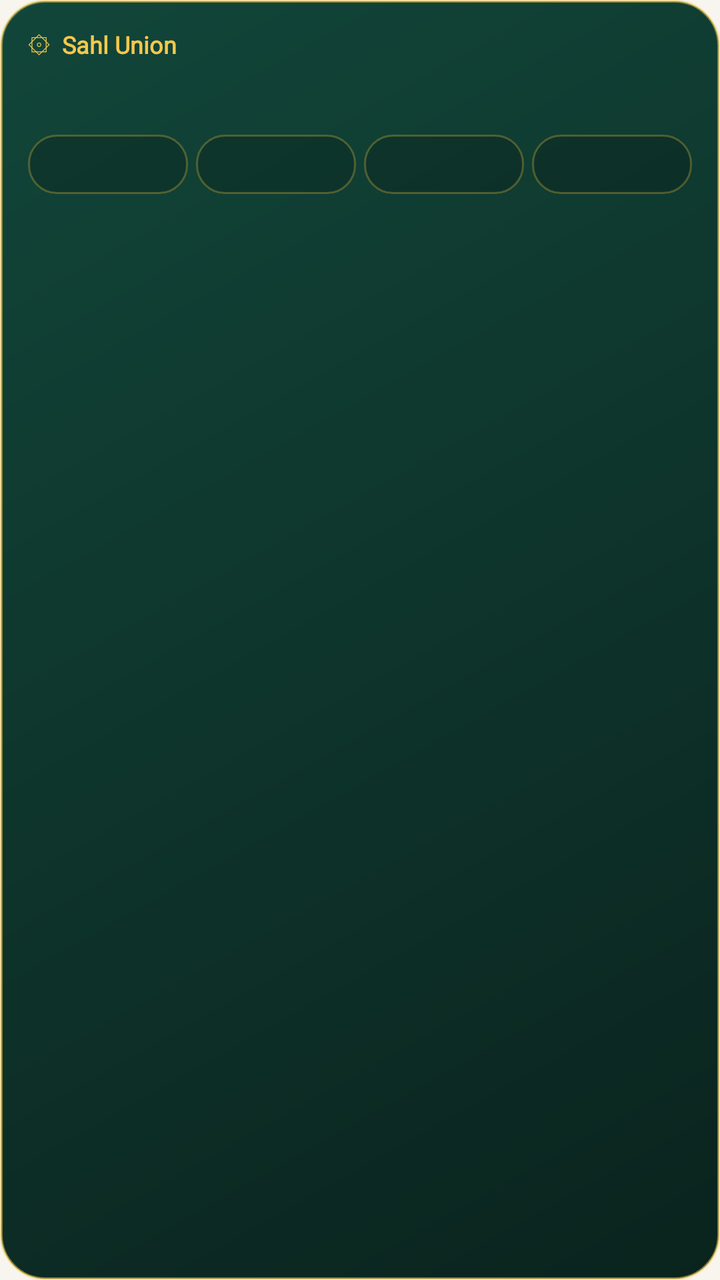
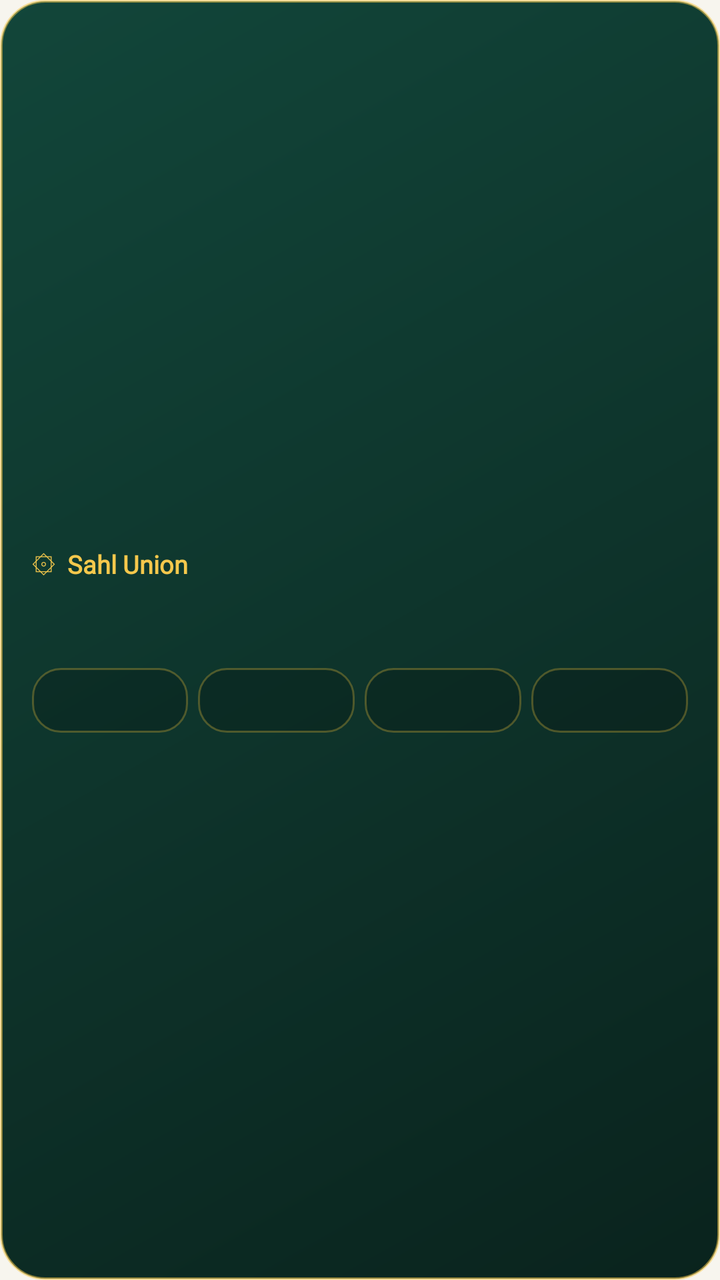

An Android layout rendered at two revisions. The XML below is the earlier revision; the diff shows what the commit changed to produce the second picture.
<!-- AndroidManifest.xml: application theme SahlTheme -->
<!-- res/layout/widget_union_hub.xml -->
<LinearLayout xmlns:android="http://schemas.android.com/apk/res/android"
    android:id="@+id/w_hub_root"
    android:layout_width="match_parent"
    android:layout_height="match_parent"
    android:orientation="vertical"
    android:padding="14dp"
    android:background="@drawable/widget_bg">

    <LinearLayout
        android:layout_width="match_parent"
        android:layout_height="wrap_content"
        android:orientation="horizontal"
        android:gravity="center_vertical">
        <TextView
            android:id="@+id/w_hub_title"
            android:fontFamily="@font/thmanyah"
            android:layout_width="0dp"
            android:layout_height="wrap_content"
            android:layout_weight="1"
            android:text="۞  Sahl Union"
            android:textColor="#F5C84C"
            android:textSize="12sp"
            android:textStyle="bold"
            android:maxLines="1"/>
        <TextView
            android:id="@+id/w_hub_hijri"
            android:fontFamily="@font/thmanyah"
            android:layout_width="wrap_content"
            android:layout_height="wrap_content"
            android:textColor="#D9FFFFFF"
            android:textSize="11.5sp"
            android:maxLines="1"/>
    </LinearLayout>

    <TextView
        android:id="@+id/w_hub_prayer"
        android:fontFamily="@font/thmanyah"
        android:layout_width="match_parent"
        android:layout_height="wrap_content"
        android:paddingTop="6dp"
        android:paddingBottom="8dp"
        android:textColor="#FFFFFF"
        android:textSize="17sp"
        android:textStyle="bold"
        android:maxLines="1"/>

    <LinearLayout
        android:layout_width="match_parent"
        android:layout_height="wrap_content"
        android:orientation="horizontal"
        android:gravity="center">

        <TextView
            android:id="@+id/w_hub_btn_search"
            android:fontFamily="@font/thmanyah"
            android:layout_width="0dp"
            android:layout_height="wrap_content"
            android:layout_weight="1"
            android:layout_marginEnd="4dp"
            android:paddingTop="7dp"
            android:paddingBottom="7dp"
            android:gravity="center"
            android:background="@drawable/widget_pill_bg"
            android:textColor="#F5C84C"
            android:textSize="11.5sp"
            android:textStyle="bold"
            android:maxLines="1"/>

        <TextView
            android:id="@+id/w_hub_btn_qibla"
            android:fontFamily="@font/thmanyah"
            android:layout_width="0dp"
            android:layout_height="wrap_content"
            android:layout_weight="1"
            android:layout_marginEnd="4dp"
            android:paddingTop="7dp"
            android:paddingBottom="7dp"
            android:gravity="center"
            android:background="@drawable/widget_pill_bg"
            android:textColor="#F5C84C"
            android:textSize="11.5sp"
            android:textStyle="bold"
            android:maxLines="1"/>

        <TextView
            android:id="@+id/w_hub_btn_tools"
            android:fontFamily="@font/thmanyah"
            android:layout_width="0dp"
            android:layout_height="wrap_content"
            android:layout_weight="1"
            android:layout_marginEnd="4dp"
            android:paddingTop="7dp"
            android:paddingBottom="7dp"
            android:gravity="center"
            android:background="@drawable/widget_pill_bg"
            android:textColor="#F5C84C"
            android:textSize="11.5sp"
            android:textStyle="bold"
            android:maxLines="1"/>

        <TextView
            android:id="@+id/w_hub_btn_apps"
            android:fontFamily="@font/thmanyah"
            android:layout_width="0dp"
            android:layout_height="wrap_content"
            android:layout_weight="1"
            android:paddingTop="7dp"
            android:paddingBottom="7dp"
            android:gravity="center"
            android:background="@drawable/widget_pill_bg"
            android:textColor="#F5C84C"
            android:textSize="11.5sp"
            android:textStyle="bold"
            android:maxLines="1"/>
    </LinearLayout>
</LinearLayout>
<!-- resources referenced by this layout -->
<resources>
  <!-- drawable widget_bg (drawable) -->
  <shape xmlns:android="http://schemas.android.com/apk/res/android">
      <gradient android:startColor="#12463A" android:endColor="#0A231D" android:angle="315"/>
      <corners android:radius="22dp"/>
      <stroke android:width="1.2dp" android:color="#88F5C84C"/>
  </shape>
  <!-- drawable widget_pill_bg (drawable) -->
  <shape xmlns:android="http://schemas.android.com/apk/res/android">
      <solid android:color="#2E000000"/>
      <corners android:radius="14dp"/>
      <stroke android:width="1dp" android:color="#55D4AF37"/>
  </shape>
  <style name="SahlTheme" parent="android:Theme.Material.Light.NoActionBar">
          <item name="android:colorPrimary">@color/emerald</item>
          <item name="android:colorAccent">@color/emerald</item>
          <item name="android:colorControlNormal">@color/sub</item>
          <item name="android:colorControlActivated">@color/emerald</item>
          <item name="android:textColorPrimary">@color/text</item>
          <item name="android:textColorSecondary">@color/sub</item>
          <item name="android:textColorHint">@color/sub</item>
          <item name="android:editTextStyle">@style/SahlEdit</item>
          <item name="android:windowBackground">@color/bg</item>
          <item name="android:statusBarColor">@color/emerald_dark</item>
      </style>
  <color name="emerald">#0B5D4B</color>
  <color name="sub">#5E6B66</color>
  <color name="text">#1B2A26</color>
  <style name="SahlEdit" parent="android:Widget.Material.EditText">
          <item name="android:background">@drawable/edit_bg</item>
          <item name="android:paddingStart">14dp</item>
          <item name="android:paddingEnd">14dp</item>
          <item name="android:paddingTop">12dp</item>
          <item name="android:paddingBottom">12dp</item>
          <item name="android:textColor">@color/text</item>
          <item name="android:textColorHint">@color/sub</item>
          <item name="android:layout_marginTop">6dp</item>
          <item name="android:layout_marginBottom">6dp</item>
      </style>
  <color name="bg">#F7F5EE</color>
  <color name="emerald_dark">#073D32</color>
  <!-- drawable edit_bg (drawable) -->
  <shape xmlns:android="http://schemas.android.com/apk/res/android" android:shape="rectangle">
      <corners android:radius="14dp" />
      <solid android:color="@color/card" />
      <stroke android:width="1.5dp" android:color="@color/emerald" />
  </shape>
  <color name="card">#FFFFFF</color>
</resources>

<!-- the commit's change to res/layout/widget_union_hub.xml (unified diff, before → after) -->
@@ -3,7 +3,11 @@
     android:layout_width="match_parent"
     android:layout_height="match_parent"
     android:orientation="vertical"
-    android:padding="14dp"
+    android:gravity="center_vertical"
+    android:paddingStart="16dp"
+    android:paddingEnd="16dp"
+    android:paddingTop="12dp"
+    android:paddingBottom="12dp"
     android:background="@drawable/widget_bg">
 
     <LinearLayout
@@ -19,7 +23,7 @@
             android:layout_weight="1"
             android:text="۞  Sahl Union"
             android:textColor="#F5C84C"
-            android:textSize="12sp"
+            android:textSize="12.5sp"
             android:textStyle="bold"
             android:maxLines="1"/>
         <TextView
@@ -28,7 +32,7 @@
             android:layout_width="wrap_content"
             android:layout_height="wrap_content"
             android:textColor="#D9FFFFFF"
-            android:textSize="11.5sp"
+            android:textSize="12sp"
             android:maxLines="1"/>
     </LinearLayout>
 
@@ -37,10 +41,11 @@
         android:fontFamily="@font/thmanyah"
         android:layout_width="match_parent"
         android:layout_height="wrap_content"
-        android:paddingTop="6dp"
-        android:paddingBottom="8dp"
+        android:paddingTop="8dp"
+        android:paddingBottom="10dp"
+        android:gravity="center"
         android:textColor="#FFFFFF"
-        android:textSize="17sp"
+        android:textSize="18.5sp"
         android:textStyle="bold"
         android:maxLines="1"/>
 
@@ -56,13 +61,13 @@
             android:layout_width="0dp"
             android:layout_height="wrap_content"
             android:layout_weight="1"
-            android:layout_marginEnd="4dp"
-            android:paddingTop="7dp"
-            android:paddingBottom="7dp"
+            android:layout_marginEnd="5dp"
+            android:paddingTop="8dp"
+            android:paddingBottom="8dp"
             android:gravity="center"
             android:background="@drawable/widget_pill_bg"
             android:textColor="#F5C84C"
-            android:textSize="11.5sp"
+            android:textSize="12sp"
             android:textStyle="bold"
             android:maxLines="1"/>
 
@@ -72,13 +77,13 @@
             android:layout_width="0dp"
             android:layout_height="wrap_content"
             android:layout_weight="1"
-            android:layout_marginEnd="4dp"
-            android:paddingTop="7dp"
-            android:paddingBottom="7dp"
+            android:layout_marginEnd="5dp"
+            android:paddingTop="8dp"
+            android:paddingBottom="8dp"
             android:gravity="center"
             android:background="@drawable/widget_pill_bg"
             android:textColor="#F5C84C"
-            android:textSize="11.5sp"
+            android:textSize="12sp"
             android:textStyle="bold"
             android:maxLines="1"/>
 
@@ -88,13 +93,13 @@
             android:layout_width="0dp"
             android:layout_height="wrap_content"
             android:layout_weight="1"
-            android:layout_marginEnd="4dp"
-            android:paddingTop="7dp"
-            android:paddingBottom="7dp"
+            android:layout_marginEnd="5dp"
+            android:paddingTop="8dp"
+            android:paddingBottom="8dp"
             android:gravity="center"
             android:background="@drawable/widget_pill_bg"
             android:textColor="#F5C84C"
-            android:textSize="11.5sp"
+            android:textSize="12sp"
             android:textStyle="bold"
             android:maxLines="1"/>
 
@@ -104,12 +109,12 @@
             android:layout_width="0dp"
             android:layout_height="wrap_content"
             android:layout_weight="1"
-            android:paddingTop="7dp"
-            android:paddingBottom="7dp"
+            android:paddingTop="8dp"
+            android:paddingBottom="8dp"
             android:gravity="center"
             android:background="@drawable/widget_pill_bg"
             android:textColor="#F5C84C"
-            android:textSize="11.5sp"
+            android:textSize="12sp"
             android:textStyle="bold"
             android:maxLines="1"/>
     </LinearLayout>
